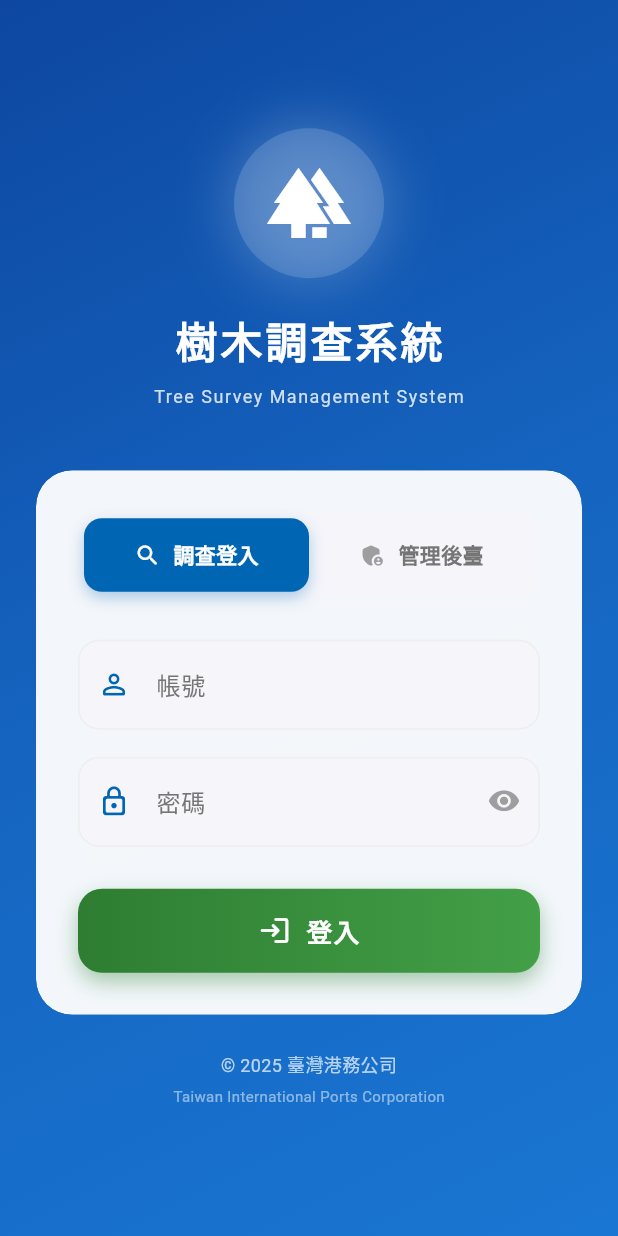
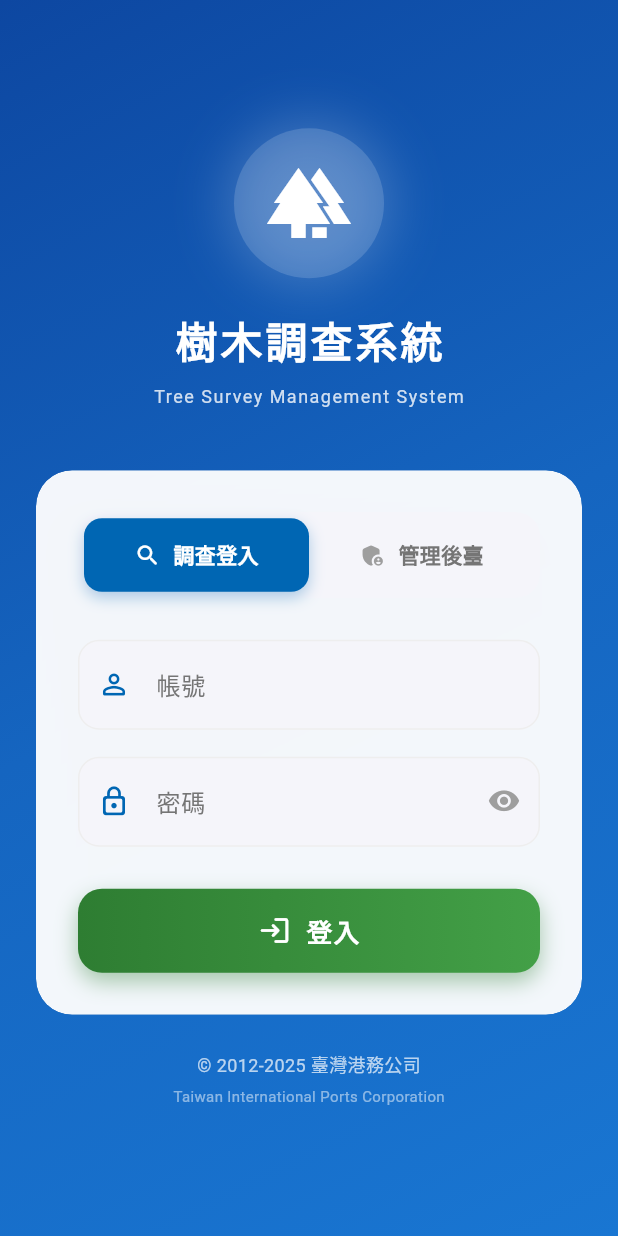
Before and after one commit to icmnlab/tree-project-frontend, a Flutter app: the screen it shows after launch, on a phone screen of 412 x 824 dp. Run offline on Flutter 3.47's test engine with Material 3 defaults, Android fonts, the phone set to English and light mode, and no system bars; our stand-ins replace dio, file_picker, fl_chart, flutter_blue_plus, flutter_markdown, geolocator and 5 more; missing offline and left inert: excel, mobile_scanner; network calls fail.

Commit message:
fix: update copyright to 2012-2025 (TIPC founding year)

```diff
--- a/lib/screens/login_page.dart
+++ b/lib/screens/login_page.dart
@@ -470,7 +470,7 @@ class _LoginPageState extends State<LoginPage> with SingleTickerProviderStateMix
     return Column(
       children: [
         Text(
-          '© 2025 臺灣港務公司',
+          '© 2012-2025 臺灣港務公司',
           style: TextStyle(
             color: Colors.white.withOpacity(0.7),
             fontSize: 12,
```
